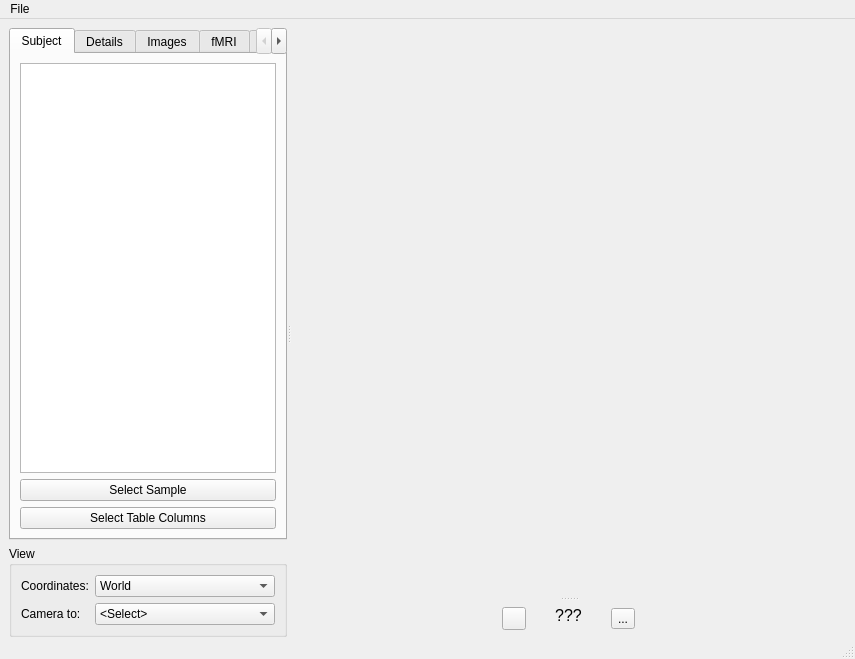
Above: braviz/interaction/qt_guis/subject_overview.ui from diego0020/braviz-app before the change. Below: the same form after it.
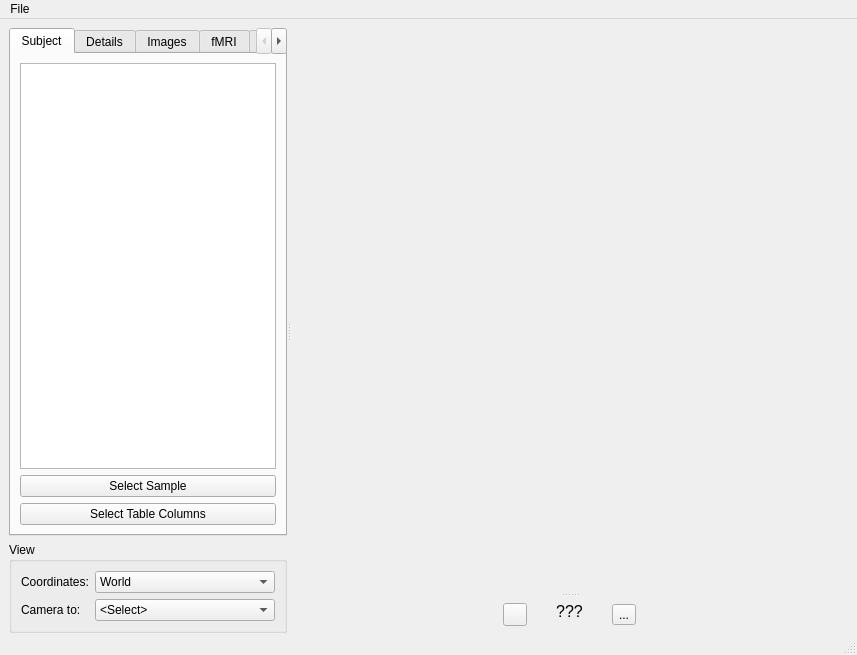
That is the form after the change. Icons and pictures are not drawn.

Commit message: not attempting to load fmri image if contours are not visible in sample overview

What changed in the file:
```diff
--- a/braviz/interaction/qt_guis/subject_overview.ui
+++ b/braviz/interaction/qt_guis/subject_overview.ui
@@ -6,8 +6,8 @@
    <rect>
     <x>0</x>
     <y>0</y>
-    <width>855</width>
-    <height>659</height>
+    <width>857</width>
+    <height>655</height>
    </rect>
   </property>
   <property name="windowTitle">
@@ -41,7 +41,7 @@
        <property name="frameShadow">
         <enum>QFrame::Raised</enum>
        </property>
-       <layout class="QVBoxLayout" name="verticalLayout" stretch="0,0">
+       <layout class="QVBoxLayout" name="verticalLayout" stretch="1,0">
         <property name="margin">
          <number>0</number>
         </property>
@@ -1422,7 +1422,7 @@
     <rect>
      <x>0</x>
      <y>0</y>
-     <width>855</width>
+     <width>857</width>
      <height>21</height>
     </rect>
    </property>
```
The commit also changes 1 other file.
